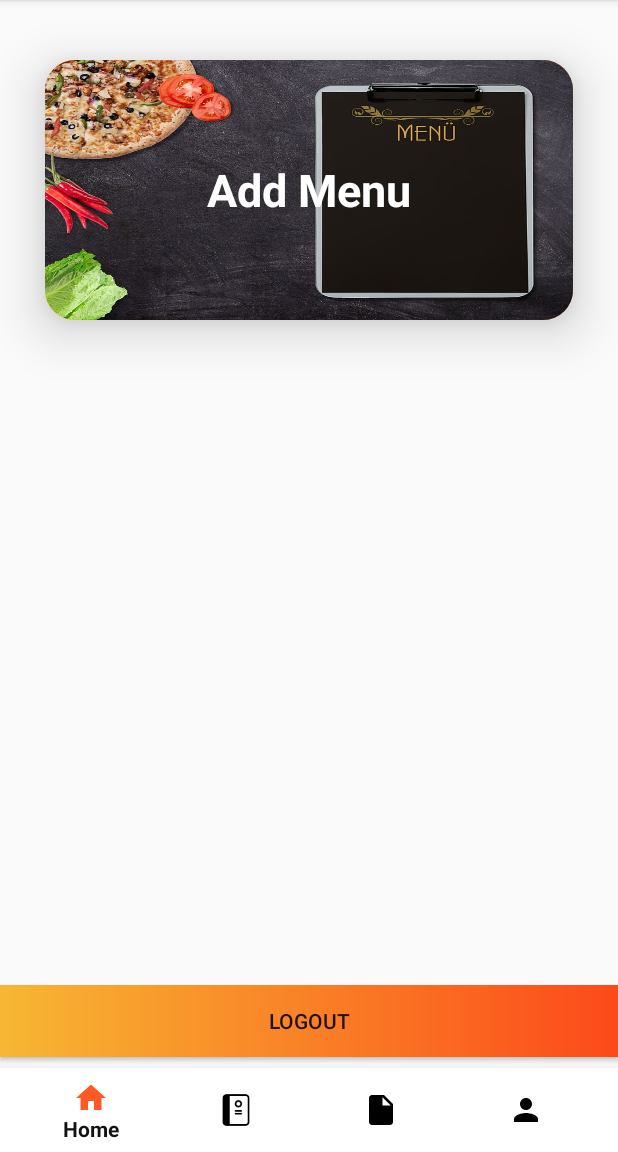
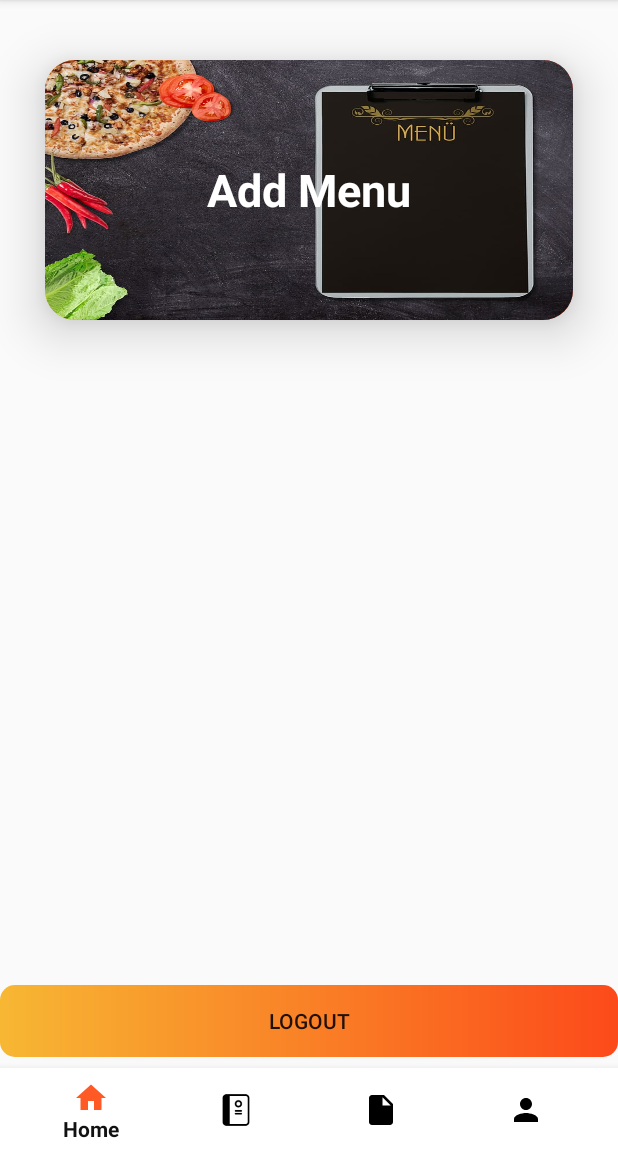
Before and after one commit to astlerussel/Is_It_Vacant_Restaurant_Manager, an Android app: the HomeFragment screen opened directly, with no data from a screen before it, on a phone screen of 412 x 824 dp, the part 84-1236 px from its top. Run offline under Robolectric (Android 15) with nearby library versions, the phone set to English and light mode, and no system bars; our stand-ins replace Firebase (no records; nobody signed in at launch, a user with empty details on screens opened directly).

```diff
--- a/app/src/main/res/drawable-xhdpi/style_gradient.xml
+++ b/app/src/main/res/drawable-xhdpi/style_gradient.xml
@@ -7,10 +7,7 @@
         android:type="linear"/>
 
     <corners
-        android:topLeftRadius="0dp"
-        android:topRightRadius="0dp"
-        android:bottomLeftRadius="0dp"
-        android:bottomRightRadius="0dp"/>
+      android:radius="10dp"/>
 
 
 </shape>
```
